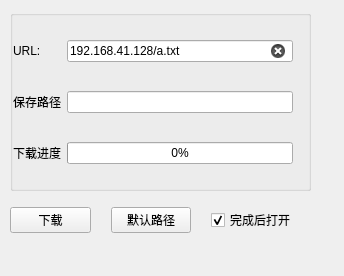
Qt form DLfromNet.ui (3548848289/SmartDesk) before a commit.
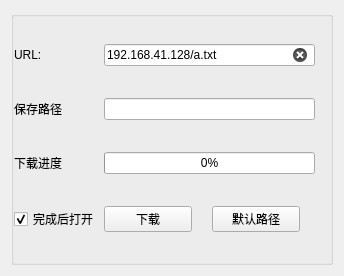
The same form after that commit.

Diff of the .ui file:
```diff
--- a/DLfromNet.ui
+++ b/DLfromNet.ui
@@ -13,15 +13,9 @@
   <property name="windowTitle">
    <string>Form</string>
   </property>
+  <layout class="QGridLayout" name="gridLayout_2">
+   <item row="0" column="0">
   <widget class="QGroupBox" name="groupBox_2">
-   <property name="geometry">
-    <rect>
-     <x>10</x>
-     <y>10</y>
-     <width>301</width>
-     <height>181</height>
-    </rect>
-   </property>
    <property name="title">
     <string/>
    </property>
@@ -41,26 +35,7 @@
     <property name="spacing">
      <number>5</number>
     </property>
-    <item row="0" column="1">
-     <widget class="QLineEdit" name="editURL">
-      <property name="sizePolicy">
-       <sizepolicy hsizetype="Expanding" vsizetype="Fixed">
-        <horstretch>0</horstretch>
-        <verstretch>0</verstretch>
-       </sizepolicy>
-      </property>
-      <property name="text">
-       <string>192.168.41.128/a.txt</string>
-      </property>
-      <property name="cursorPosition">
-       <number>0</number>
-      </property>
-      <property name="clearButtonEnabled">
-       <bool>true</bool>
-      </property>
-     </widget>
-    </item>
-    <item row="2" column="1">
+      <item row="3" column="1">
      <widget class="QProgressBar" name="progressBar">
       <property name="sizePolicy">
        <sizepolicy hsizetype="Expanding" vsizetype="Fixed">
@@ -80,7 +55,7 @@
       </property>
      </widget>
     </item>
-    <item row="1" column="1">
+      <item row="2" column="1">
      <widget class="QLineEdit" name="editPath">
       <property name="sizePolicy">
        <sizepolicy hsizetype="Expanding" vsizetype="Fixed">
@@ -90,31 +65,40 @@
       </property>
      </widget>
     </item>
-    <item row="1" column="0">
-     <widget class="QLabel" name="label_2">
+      <item row="0" column="1">
+       <widget class="QLineEdit" name="editURL">
+        <property name="sizePolicy">
+         <sizepolicy hsizetype="Expanding" vsizetype="Fixed">
+          <horstretch>0</horstretch>
+          <verstretch>0</verstretch>
+         </sizepolicy>
+        </property>
       <property name="text">
-       <string>保存路径</string>
+         <string>192.168.41.128/a.txt</string>
+        </property>
+        <property name="cursorPosition">
+         <number>0</number>
+        </property>
+        <property name="clearButtonEnabled">
+         <bool>true</bool>
       </property>
      </widget>
     </item>
-    <item row="2" column="0">
+      <item row="3" column="0">
      <widget class="QLabel" name="label_3">
       <property name="text">
        <string>下载进度</string>
       </property>
      </widget>
     </item>
-   </layout>
-  </widget>
-  <widget class="QWidget" name="horizontalLayoutWidget">
-   <property name="geometry">
-    <rect>
-     <x>10</x>
-     <y>200</y>
-     <width>301</width>
-     <height>41</height>
-    </rect>
-   </property>
+      <item row="2" column="0">
+       <widget class="QLabel" name="label_2">
+        <property name="text">
+         <string>保存路径</string>
+        </property>
+       </widget>
+      </item>
+      <item row="4" column="1">
    <layout class="QHBoxLayout" name="horizontalLayout">
     <property name="spacing">
      <number>20</number>
@@ -142,7 +126,9 @@
       </property>
      </widget>
     </item>
-    <item>
+       </layout>
+      </item>
+      <item row="4" column="0">
      <widget class="QCheckBox" name="chkBoxOpen">
       <property name="text">
        <string>完成后打开</string>
@@ -154,6 +140,8 @@
     </item>
    </layout>
   </widget>
+   </item>
+  </layout>
  </widget>
  <resources/>
  <connections/>
```
Lines whose indentation alone changed are shown as unchanged.
